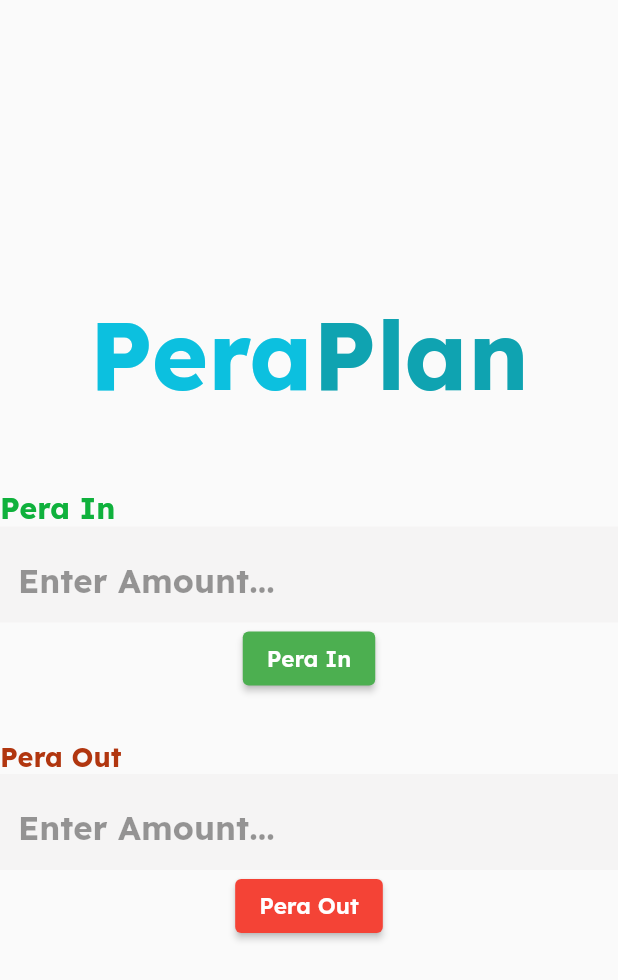
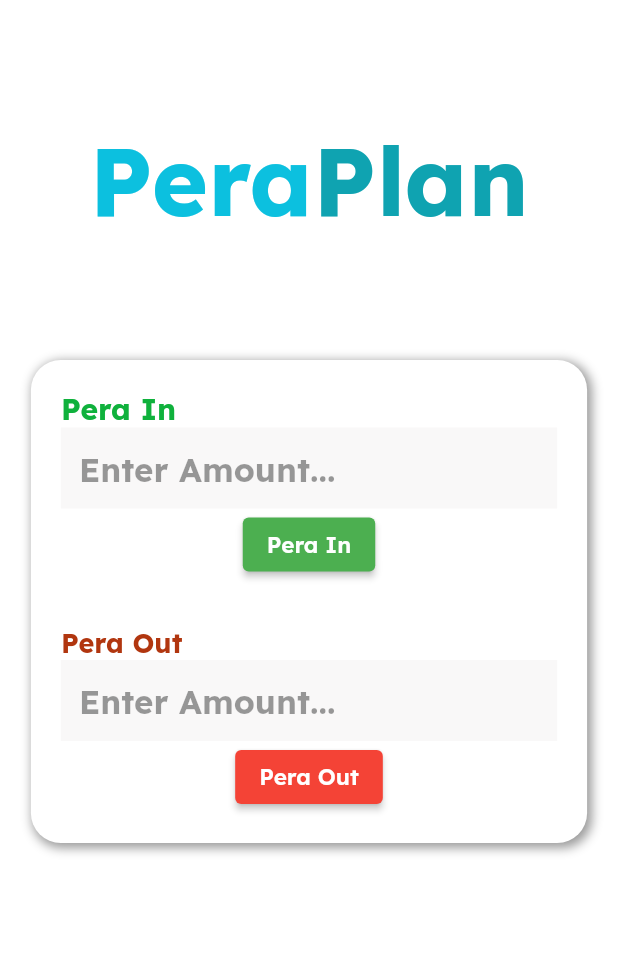
Before and after one commit to ayzabelled/cc206-Peraplan, a Flutter app: the screen it shows after launch, on a phone screen of 412 x 824 dp. Shown: the top 980 px of the screen. Run offline on Flutter 3.47's test engine with Material 2 defaults, Android fonts, the phone set to English and light mode, and no system bars; our stand-ins replace google_fonts.

Commit message:
Added layout widgets for proper alignment

```diff
--- a/lib/features/pera_in_out_page.dart
+++ b/lib/features/pera_in_out_page.dart
@@ -6,11 +6,14 @@ class PeraInOutPage extends StatelessWidget {
 
   @override
   Widget build(BuildContext context) {
+    double width = MediaQuery.of(context).size.width;
+
     return Scaffold(
-        body: Column(
-      mainAxisAlignment: MainAxisAlignment.center,
-      crossAxisAlignment: CrossAxisAlignment.start,
+        backgroundColor: white,
+        body: SingleChildScrollView(
+          child: Column(
             children: [
+              SizedBox(height: xlarge),
               Row(
                 mainAxisAlignment: MainAxisAlignment.center,
                 crossAxisAlignment: CrossAxisAlignment.start,
@@ -28,7 +31,24 @@ class PeraInOutPage extends StatelessWidget {
                   ),
                 ],
               ),
-        SizedBox(height: large),
+              SizedBox(height: xlarge),
+              Container(
+                padding: const EdgeInsets.all(20.0),
+                width: width * .9,
+                decoration: BoxDecoration(
+                    borderRadius: BorderRadius.circular(20),
+                    color: white,
+                    boxShadow: [
+                      BoxShadow(
+                          color: dgray,
+                          blurRadius: 5,
+                          spreadRadius: 1,
+                          offset: const Offset(2, 2)),
+                    ]),
+                child: Column(
+                  mainAxisAlignment: MainAxisAlignment.center,
+                  crossAxisAlignment: CrossAxisAlignment.start,
+                  children: [
                     Text('Pera In', style: pIn),
                     Row(
                       children: [
@@ -37,7 +57,8 @@ class PeraInOutPage extends StatelessWidget {
                             mainAxisAlignment: MainAxisAlignment.center,
                             children: [
                               Container(
-                    padding: const EdgeInsets.symmetric(horizontal: 10),
+                                padding:
+                                    const EdgeInsets.symmetric(horizontal: 10),
                                 decoration: BoxDecoration(
                                   color: lgray,
                                   borderRadius: BorderRadius.circular(12),
@@ -45,7 +66,8 @@ class PeraInOutPage extends StatelessWidget {
                               ),
                               TextFormField(
                                 keyboardType:
-                        const TextInputType.numberWithOptions(decimal: true),
+                                    const TextInputType.numberWithOptions(
+                                        decimal: true),
                                 textAlign: TextAlign.left,
                                 cursorColor: green,
                                 style: inpAmt,
@@ -63,7 +85,8 @@ class PeraInOutPage extends StatelessWidget {
                                 },
                                 style: ButtonStyle(
                                   backgroundColor:
-                          MaterialStateProperty.all<Color>(Colors.green),
+                                      MaterialStateProperty.all<Color>(
+                                          Colors.green),
                                 ),
                                 child: Text('Pera In', style: button),
                               ),
@@ -81,7 +104,8 @@ class PeraInOutPage extends StatelessWidget {
                             mainAxisAlignment: MainAxisAlignment.center,
                             children: [
                               Container(
-                    padding: const EdgeInsets.symmetric(horizontal: 10),
+                                padding:
+                                    const EdgeInsets.symmetric(horizontal: 10),
                                 decoration: BoxDecoration(
                                   color: lgray,
                                   borderRadius: BorderRadius.circular(12),
@@ -89,7 +113,8 @@ class PeraInOutPage extends StatelessWidget {
                               ),
                               TextFormField(
                                 keyboardType:
-                        const TextInputType.numberWithOptions(decimal: true),
+                                    const TextInputType.numberWithOptions(
+                                        decimal: true),
                                 textAlign: TextAlign.left,
                                 cursorColor: red,
                                 style: outAmt,
@@ -107,7 +132,8 @@ class PeraInOutPage extends StatelessWidget {
                                 },
                                 style: ButtonStyle(
                                   backgroundColor:
-                          MaterialStateProperty.all<Color>(Colors.red),
+                                      MaterialStateProperty.all<Color>(
+                                          Colors.red),
                                 ),
                                 child: Text('Pera Out', style: button),
                               ),
@@ -117,6 +143,10 @@ class PeraInOutPage extends StatelessWidget {
                       ],
                     ),
                   ],
+                ),
+              ),
+            ],
+          ),
         ));
   }
 }
@@ -125,8 +155,10 @@ class PeraInOutPage extends StatelessWidget {
 var hlblue = const Color(0xFF0CC0DF);
 var text = const Color(0xFF0FA3B1);
 var icon = const Color(0xFFB8BCCB);
+var white = Color.fromARGB(255, 255, 255, 255);
 var gray = const Color(0xFFE3E3E3);
 var dgray = const Color(0x65000000);
+var mgray = Color.fromARGB(0, 227, 220, 220);
 var lgray = const Color(0x35E3DCDC);
 var green = const Color(0xFF0FB13C);
 var red = const Color(0xFFB1360F);
@@ -137,9 +169,9 @@ TextStyle titlePera = GoogleFonts.lexend(
 TextStyle titlePlan =
     GoogleFonts.lexend(fontSize: 64, fontWeight: FontWeight.w700, color: text);
 TextStyle inpAmt =
-    GoogleFonts.lexend(fontSize: 32, fontWeight: FontWeight.w700, color: text);
+    GoogleFonts.lexend(fontSize: 24, fontWeight: FontWeight.w700, color: text);
 TextStyle outAmt =
-    GoogleFonts.lexend(fontSize: 32, fontWeight: FontWeight.w700, color: text);
+    GoogleFonts.lexend(fontSize: 24, fontWeight: FontWeight.w700, color: text);
 TextStyle pIn =
     GoogleFonts.lexend(fontSize: 20, fontWeight: FontWeight.w700, color: green);
 TextStyle pOut =
@@ -160,6 +192,9 @@ TextStyle button = GoogleFonts.lexend(
     fontSize: 15, fontWeight: FontWeight.w600, color: Colors.white);
 
 // Gaps
+var xxxlarge = 150.0;
+var xxlarge = 100.0;
+var xlarge = 80.0;
 var large = 50.0;
 var medium = 30.0;
 var small = 16.0;
```
Lines whose indentation alone changed are shown as unchanged.
